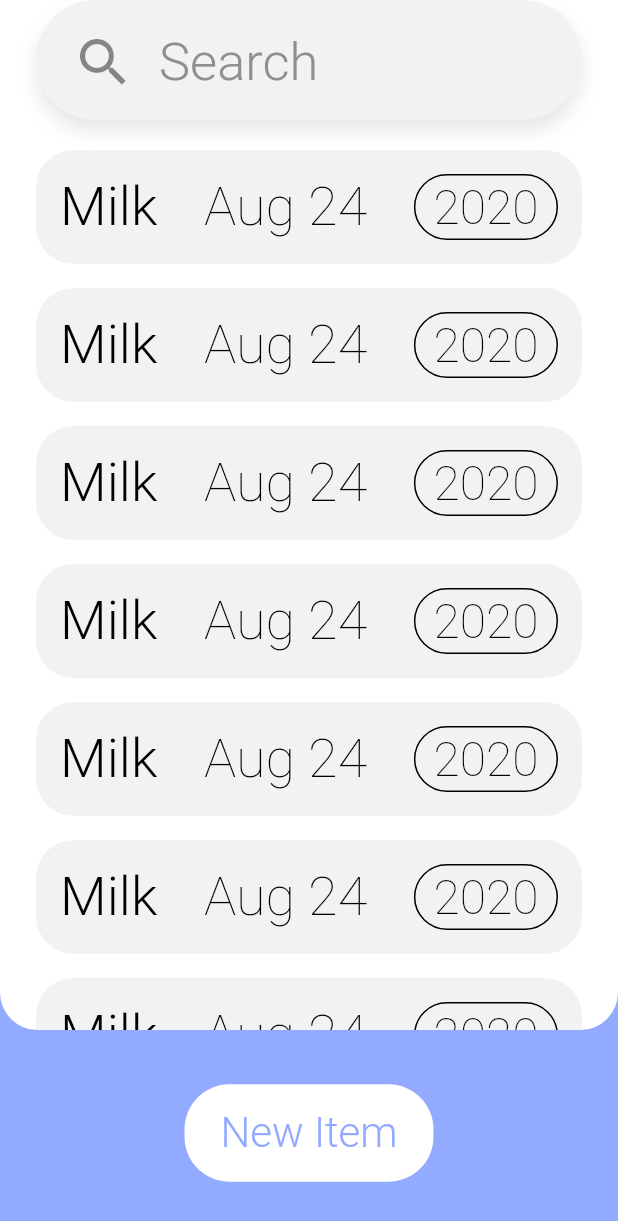
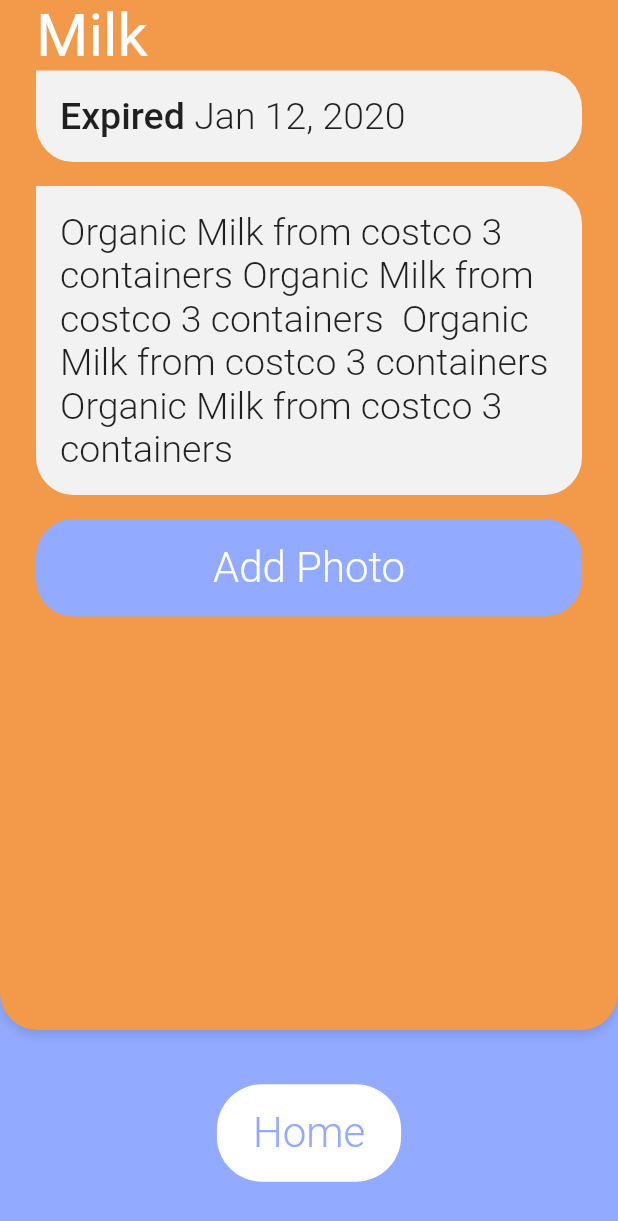
Before and after one commit to cadeo111/FoodWatch, a Flutter app: the screen it shows after launch, on a phone screen of 412 x 824 dp. Shown: the top 1221 px of the screen. Run offline on Flutter 3.47's test engine with Material 2 defaults, Android fonts, the phone set to English and light mode, and no system bars; missing offline and left inert: flappy_search_bar.

Commit message:
finished detail layout

```diff
--- /dev/null
+++ b/lib/colors.dart
@@ -0,0 +1,26 @@
+import 'package:flutter/material.dart';
+
+enum ItemColor { white, grey, yellow, orange, red }
+class ItemActualColor{
+  static const white= Color(0xffffffff);
+  static const grey=  Color(0xffF2F2F2);
+  static const yellow= Color(0xffF3E37C);
+  static const orange= Color(0xffF2994A);
+  static const red= Color(0xffEF6F6C);
+}
+
+ const Map<ItemColor, Color> bgColors = const {
+  ItemColor.white:ItemActualColor.white,
+  ItemColor.grey: ItemActualColor.grey,
+  ItemColor.yellow: ItemActualColor.yellow,
+  ItemColor.orange: ItemActualColor.orange,
+  ItemColor.red: ItemActualColor.red,
+};
+
+const Map<ItemColor, Color> fontColors = const {
+  ItemColor.white: Colors.black,
+  ItemColor.grey: Colors.black,
+  ItemColor.yellow: Colors.black,
+  ItemColor.orange: Colors.white,
+  ItemColor.red: Colors.white,
+};
--- /dev/null
+++ b/lib/detail_page.dart
@@ -0,0 +1,71 @@
+import 'package:FoodWatch/colors.dart';
+import 'package:FoodWatch/page_template.dart';
+import 'package:flutter/material.dart';
+
+const _paddding = EdgeInsets.all(16);
+const _itemDecoration = BoxDecoration(
+    borderRadius: BorderRadius.only(
+      topLeft: Radius.circular(0.0),
+      topRight: Radius.circular(25.0),
+      bottomLeft: Radius.circular(25.0),
+      bottomRight: Radius.circular(25.0),
+    ),
+    color: ItemActualColor.grey);
+
+class DetailPage extends StatelessWidget {
+  final ItemColor color;
+
+  const DetailPage({Key key, this.color = ItemColor.orange}) : super(key: key);
+
+  @override
+  Widget build(BuildContext context) {
+    return Scaffold(
+      body: PageTemplate(
+        color: color,
+        buttons: [
+          PageButton("Home", onPressed: () => {}),
+        ],
+        child: Column(
+          children: <Widget>[
+            Row(children: <Widget>[
+              Text("Milk",
+                  style: TextStyle(fontSize: 40, color: fontColors[color]))
+            ]),
+            Container(
+              padding: _paddding,
+              decoration: _itemDecoration,
+              child: Row(
+                mainAxisAlignment: MainAxisAlignment.start,
+                children: <Widget>[
+                  Text("Expired ",
+                      style:
+                          TextStyle(fontSize: 25, fontWeight: FontWeight.w500)),
+                  Text("Jan 12, 2020",
+                      style:
+                          TextStyle(fontSize: 25, fontWeight: FontWeight.w300))
+                ],
+              ),
+            ),
+            const Divider(
+              color: Colors.transparent,
+              height: 16,
+            ),
+            Container(
+                padding: _paddding,
+                decoration: _itemDecoration,
+                alignment: AlignmentDirectional(0.0, 0.0),
+                child: Text(
+                    "Organic Milk from costco 3 containers Organic Milk from costco 3 containers  Organic Milk from costco 3 containers  Organic Milk from costco 3 containers ",
+                    style:
+                        TextStyle(fontSize: 25, fontWeight: FontWeight.w300))),
+            const Divider(
+              color: Colors.transparent,
+              height: 16,
+            ),
+      SizedBox(child: PhotoButton(onPressed: ()=>{}), width: double.infinity,)
+          ],
+        ),
+      ),
+    );
+  }
+}
--- a/lib/home_page.dart
+++ b/lib/home_page.dart
@@ -2,6 +2,8 @@ import 'package:FoodWatch/page_template.dart';
 import 'package:flappy_search_bar/flappy_search_bar.dart';
 import 'package:flappy_search_bar/search_bar_style.dart';
 import 'package:flutter/material.dart';
+
+import 'colors.dart';
 
 class HomePage extends StatelessWidget {
   @override
@@ -64,40 +66,6 @@ class CustomSearchBar extends StatelessWidget {
     );
   }
 }
-/*child: Container(
-            height: 80,
-            child: Row(
-              mainAxisAlignment: MainAxisAlignment.start,
-              children: <Widget>[
-                Flexible(
-                  child: AnimatedContainer(
-                    duration: Duration(milliseconds: 200),
-                    width: _animate ? widthMax * .8 : widthMax,
-                    decoration: BoxDecoration(
-                      borderRadius: widget.searchBarStyle.borderRadius,
-                      color: widget.searchBarStyle.backgroundColor,
-                    ),
-                    child: Padding(
-                      padding: widget.searchBarStyle.padding,
-                      child: Theme(
-                        child: TextField(
-                          controller: _searchQueryController,
-                          onChanged: _onTextChanged,
-                          style: widget.textStyle,
-                          decoration: InputDecoration(
-                            icon: widget.icon,
-                            border: InputBorder.none,
-                            hintText: widget.hintText,
-                            hintStyle: widget.hintStyle,
-                          ),
-                        ),
-                        data: Theme.of(context).copyWith(
-                          primaryColor: widget.iconActiveColor,
-                        ),
-                      ),
-                    ),
-                  ),
-                ),*/
 
 class ItemList extends StatelessWidget {
   @override
@@ -155,31 +123,18 @@ class YearPill extends StatelessWidget {
   }
 }
 
-enum ItemColor { normal, yellow, orange, red }
+class ListItem extends StatelessWidget {
 
-class ListItem extends StatelessWidget {
-  final List<Color> bgColors = const [
-    Color(0xffF2F2F2),
-    Color(0xffF3E37C),
-    Color(0xffF2994A),
-    Color(0xffEF6F6C)
-  ];
-  final List<Color> fontColors = const [
-    Colors.black,
-    Colors.black,
-    Colors.white,
-    Colors.white
-  ];
   final ItemColor color;
   final bool boldYear;
 
   const ListItem(
-      {Key key, this.color = ItemColor.normal, this.boldYear = false})
+      {Key key, this.color = ItemColor.grey, this.boldYear = false})
       : super(key: key);
 
   @override
   Widget build(BuildContext context) {
-    Color bgColor = bgColors[color.index];
+    Color bgColor = bgColors[color];
     Color fontColor = fontColors[color.index];
     Widget pill;
     if (fontColor == Colors.white) {
--- a/lib/main.dart
+++ b/lib/main.dart
@@ -1,4 +1,5 @@
 import 'package:flutter/material.dart';
+import 'detail_page.dart';
 import 'home_page.dart';
 
 void main() => runApp(MyApp());
@@ -8,7 +9,7 @@ class MyApp extends StatelessWidget {
   Widget build(BuildContext context) {
     return MaterialApp(
       title: 'Material App',
-      home: HomePage(),
+      home: DetailPage(),
     );
   }
 }
--- a/lib/page_template.dart
+++ b/lib/page_template.dart
@@ -1,11 +1,17 @@
+import 'package:FoodWatch/colors.dart';
 import 'package:flutter/cupertino.dart';
 import 'package:flutter/material.dart';
 
 class PageTemplate extends StatelessWidget {
   final List<PageButton> buttons;
   final Widget child;
+  final ItemColor color;
 
-  const PageTemplate({Key key, @required this.buttons, @required this.child})
+  const PageTemplate(
+      {Key key,
+      @required this.buttons,
+      @required this.child,
+      this.color = ItemColor.white})
       : super(key: key);
 
   @override
@@ -21,9 +27,17 @@ class PageTemplate extends StatelessWidget {
                     padding: EdgeInsets.symmetric(horizontal: 24),
                     child: SafeArea(child: child)),
                 decoration: BoxDecoration(
+                    boxShadow: [
+                      BoxShadow(
+                        color: Color.fromRGBO(0, 0, 0, 0.1),
+                        spreadRadius: 0,
+                        blurRadius: 4,
+                        offset: Offset(0, 4), // changes position of shadow
+                      )
+                    ],
                     borderRadius:
                         BorderRadius.vertical(bottom: Radius.circular(25.0)),
-                    color: Colors.white),
+                    color: bgColors[color]),
               )),
           Expanded(
             flex: 1,
@@ -39,27 +53,56 @@ class PageTemplate extends StatelessWidget {
   }
 }
 
+class PhotoButton extends StatelessWidget {
+  final Function onPressed;
+
+  PhotoButton({Key key, @required this.onPressed}): super(key: key);
+  @override
+  Widget build(BuildContext context) {
+    Color bgColor =   Color(0xff92AAFF);
+    Color textColor = Colors.white;
+
+    return FlatButton(
+      shape: RoundedRectangleBorder(
+        borderRadius: BorderRadius.circular(25.0),
+      ),
+      color: bgColor,
+
+      padding: EdgeInsets.symmetric(vertical: 16, horizontal: 24),
+      onPressed: () => {},
+      child: Text("Add Photo",
+          style: TextStyle(
+              color: textColor,
+              fontSize: 28,
+              fontFamily: "Roboto",
+              fontWeight: FontWeight.w300)),
+    );
+  }
+
+}
+
 class PageButton extends StatelessWidget {
   final String text;
   final bool isRed;
-
   final Function onPressed;
 
-  PageButton(this.text, {Key key, this.isRed = false, @required this.onPressed})
-      : super(key: key);
+  PageButton(this.text, {Key key, this.isRed = false, @required this.onPressed}): super(key: key);
 
   @override
   Widget build(BuildContext context) {
+    Color bgColor = Colors.white;
+    Color textColor = (isRed) ? Color(0xffFF8F8C) : Color(0xff92AAFF);
+
     return FlatButton(
       shape: RoundedRectangleBorder(
         borderRadius: BorderRadius.circular(30.0),
       ),
-      color: Colors.white,
+      color: bgColor,
       padding: EdgeInsets.symmetric(vertical: 16, horizontal: 24),
       onPressed: () => {},
       child: Text(text,
           style: TextStyle(
-              color: (isRed) ? Color(0xffFF8F8C) : Color(0xff92AAFF),
+              color: textColor,
               fontSize: 28,
               fontFamily: "Roboto",
               fontWeight: FontWeight.w300)),
```
